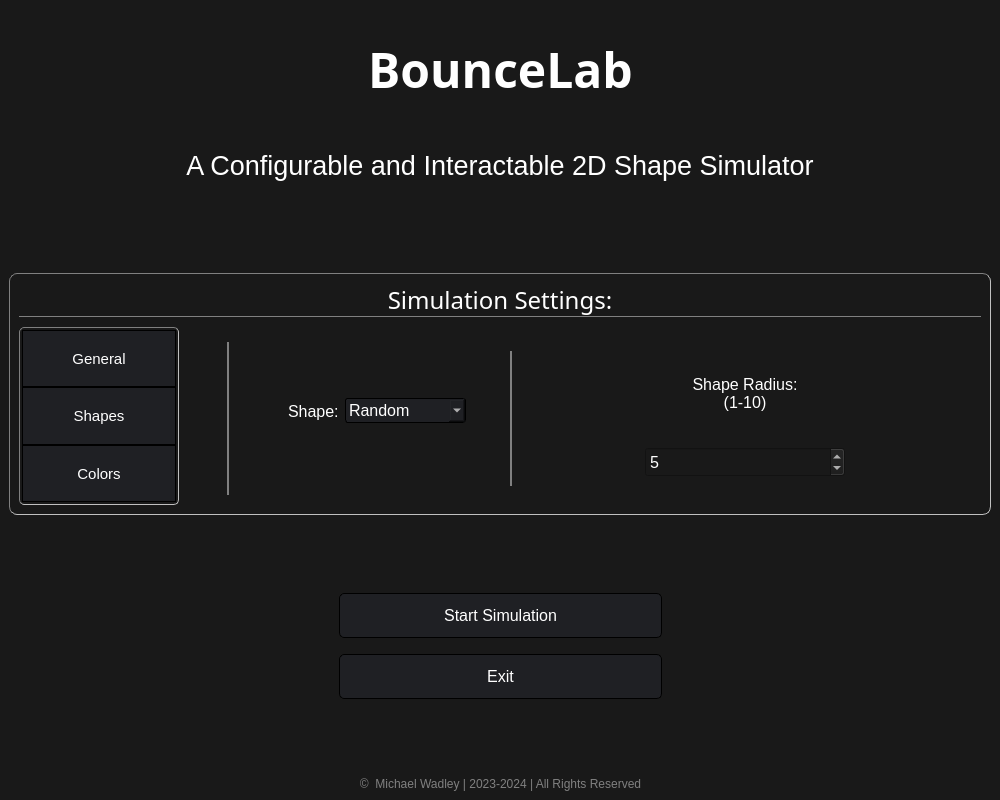
This is mainwindow.ui in mwdle/BounceLab as Qt 5 draws it before an edit. The edited form follows.
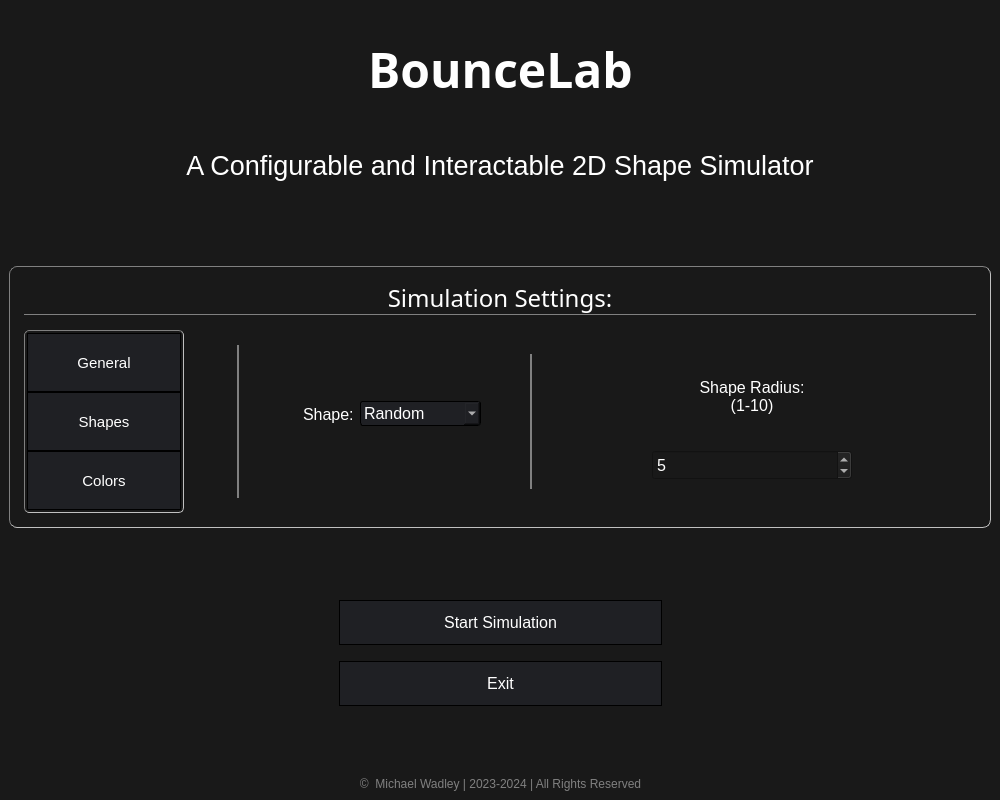
This is the edited form. The open tabs and pages were chosen to show the change. Icons and pictures are not drawn. Custom widgets are drawn as their Qt base class.

Patch:
```diff
--- a/mainwindow.ui
+++ b/mainwindow.ui
@@ -285,7 +285,21 @@
              </font>
             </property>
             <property name="styleSheet">
-             <string notr="true">background-color: #1f2024;</string>
+             <string notr="true">QPushButton{
+	background-color: #1f2024;
+	border-style: solid;
+	border-color: black;
+	border-width: 1px;
+	border-radius:0px;
+}
+QPushButton:hover
+{
+  background-color: #3f424a;
+}
+QPushButton:hover:pressed
+{
+  background-color: #5f6470;
+}</string>
             </property>
             <property name="text">
              <string>Start Simulation</string>
@@ -328,7 +342,21 @@
              </font>
             </property>
             <property name="styleSheet">
-             <string notr="true">background-color: #1f2024;</string>
+             <string notr="true">QPushButton{
+	background-color: #1f2024;
+	border-style: solid;
+	border-color: black;
+	border-width: 1px;
+	border-radius:0px;
+}
+QPushButton:hover
+{
+  background-color: #3f424a;
+}
+QPushButton:hover:pressed
+{
+  background-color: #5f6470;
+}</string>
             </property>
             <property name="text">
              <string>Exit</string>
@@ -364,19 +392,19 @@
           </property>
           <layout class="QGridLayout" name="gridLayout_8">
            <property name="leftMargin">
-            <number>10</number>
+            <number>15</number>
            </property>
            <property name="topMargin">
-            <number>10</number>
+            <number>15</number>
            </property>
            <property name="rightMargin">
-            <number>10</number>
+            <number>15</number>
            </property>
            <property name="bottomMargin">
-            <number>10</number>
+            <number>15</number>
            </property>
            <property name="spacing">
-            <number>10</number>
+            <number>15</number>
            </property>
            <item row="1" column="2">
             <widget class="QStackedWidget" name="settings">
@@ -954,13 +982,13 @@
                  </property>
                  <property name="minimumSize">
                   <size>
-                   <width>40</width>
+                   <width>45</width>
                    <height>150</height>
                   </size>
                  </property>
                  <property name="maximumSize">
                   <size>
-                   <width>40</width>
+                   <width>45</width>
                    <height>16777215</height>
                   </size>
                  </property>
@@ -1656,11 +1684,21 @@
                  </font>
                 </property>
                 <property name="styleSheet">
-                 <string notr="true">	background-color: #1f2024;
+                 <string notr="true">QPushButton{
+	background-color: #1f2024;
 	border-style: solid;
 	border-color: black;
 	border-width: 1px;
-	border-radius:0px;</string>
+	border-radius:0px;
+}
+QPushButton:hover
+{
+  background-color: #3f424a;
+}
+QPushButton:hover:pressed
+{
+  background-color: #5f6470;
+}</string>
                 </property>
                 <property name="text">
                  <string>General</string>
@@ -1693,11 +1731,21 @@
                  </font>
                 </property>
                 <property name="styleSheet">
-                 <string notr="true">background-color: #1f2024;
+                 <string notr="true">QPushButton{
+	background-color: #1f2024;
 	border-style: solid;
 	border-color: black;
 	border-width: 1px;
-	border-radius:0px;</string>
+	border-radius:0px;
+}
+QPushButton:hover
+{
+  background-color: #3f424a;
+}
+QPushButton:hover:pressed
+{
+  background-color: #5f6470;
+}</string>
                 </property>
                 <property name="text">
                  <string>Shapes</string>
@@ -1730,10 +1778,21 @@
                  </font>
                 </property>
                 <property name="styleSheet">
-                 <string notr="true">background-color: #1f2024;	border-style: solid;
+                 <string notr="true">QPushButton{
+	background-color: #1f2024;
+	border-style: solid;
 	border-color: black;
 	border-width: 1px;
-	border-radius:0px;</string>
+	border-radius:0px;
+}
+QPushButton:hover
+{
+  background-color: #3f424a;
+}
+QPushButton:hover:pressed
+{
+  background-color: #5f6470;
+}</string>
                 </property>
                 <property name="text">
                  <string>Colors</string>
```
